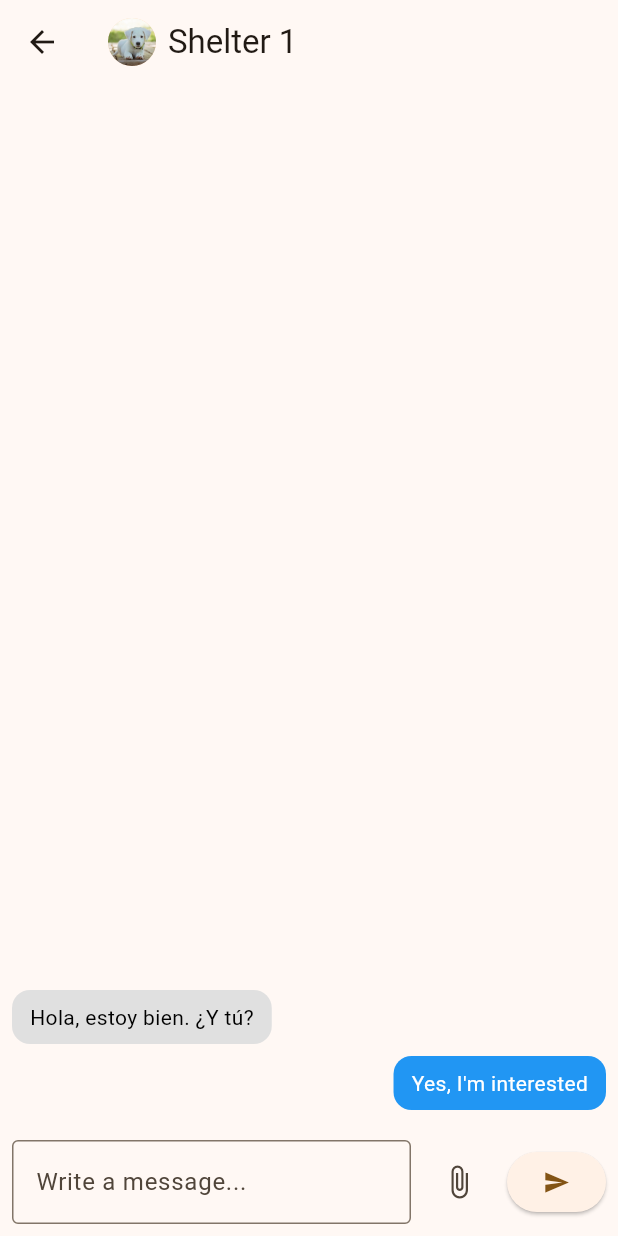
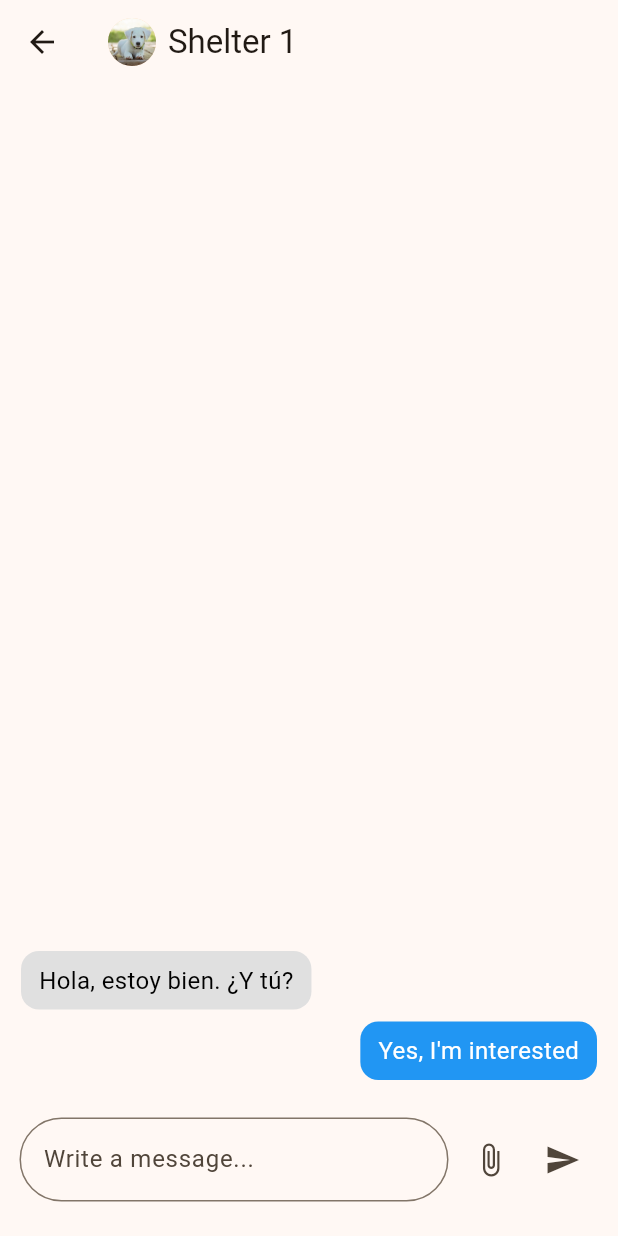
Before and after one commit to saandrsm/puppy_match, a Flutter app: the ChatListScreen screen opened by its route, after a tap on "Shelter 1", on a phone screen of 412 x 824 dp. Run offline on Flutter 3.47's test engine with Material 2 defaults, Android fonts, the phone set to English and light mode, and no system bars; our stand-ins replace cloud_firestore, email_validator, firebase_auth, firebase_core, firebase_storage, image_picker and 1 more; accounts and stored records are empty.

Commit message:
Implementación de pantallas de chat y logos de la aplicacion para android e ios

```diff
--- a/lib/screens/busqueda.dart
+++ b/lib/screens/busqueda.dart
@@ -86,7 +86,7 @@ class _SearchPageState extends State<SearchPage> {
   //controlador de texto de TextField
   final TextEditingController _searchController = TextEditingController();
 
-  bool isShelter = true; //variable que define el tipo de usuario
+  bool isShelter = false; //variable que define el tipo de usuario
 
   @override
   Widget build(BuildContext context) {
--- a/lib/screens/chatListScreen.dart
+++ b/lib/screens/chatListScreen.dart
@@ -21,8 +21,8 @@ class _ChatListScreenState extends State<ChatListScreen> {
         lastMessage: "Yes, I'm interested",
         lastMessageTime: '10:30 AM',
         messages: [
-          const Message(sender: 'Usuario 1', text: "Yes, I'm interested"),
-          const Message(sender: 'Usuario 2', text: 'Hola, estoy bien. ¿Y tú?'),
+          Message(sender: 'Usuario 1', text: "Yes, I'm interested"),
+          Message(sender: 'Usuario 2', text: 'Hola, estoy bien. ¿Y tú?'),
         ],
       ),
       const Chat(
@@ -31,8 +31,8 @@ class _ChatListScreenState extends State<ChatListScreen> {
         lastMessage: "Hello user, I'm a shelter",
         lastMessageTime: '11:45 AM',
         messages: [
-          const Message(sender: 'Usuario 2', text: "Hello user, I'm a shelter"),
-          const Message(sender: 'Usuario 1', text: "Hello I'm a user"),
+          Message(sender: 'Usuario 2', text: "Hello user, I'm a shelter"),
+          Message(sender: 'Usuario 1', text: "Hello I'm a user"),
         ],
       ),
       const Chat(
@@ -41,8 +41,8 @@ class _ChatListScreenState extends State<ChatListScreen> {
         lastMessage: "Can you come by at 7 o'clock?",
         lastMessageTime: 'Yesterday',
         messages: [
-          const Message(sender: 'Usuario 3', text: "Can you come by at 7 o'clock?"),
-          const Message(sender: 'Usuario 1', text: 'Estoy trabajando en un proyecto.'),
+          Message(sender: 'Usuario 3', text: "Can you come by at 7 o'clock?"),
+          Message(sender: 'Usuario 1', text: 'Estoy trabajando en un proyecto.'),
         ],
       ),
     ];
@@ -56,7 +56,7 @@ class _ChatListScreenState extends State<ChatListScreen> {
         actions: [
           IconButton(
             onPressed: () {},
-            icon: Icon(Icons.search),
+            icon: const Icon(Icons.search),
           ),
         ],
       ),
@@ -83,25 +83,6 @@ class _ChatListScreenState extends State<ChatListScreen> {
           },
         ),
       ),
-      bottomNavigationBar: BottomNavigationBar( //barra de navegación entre HomePage y ProfilePage
-        items: const [
-          BottomNavigationBarItem(
-            icon: Icon(Icons.home),
-            label: 'Home',
-          ),
-          BottomNavigationBarItem(
-            icon: Icon(Icons.person),
-            label: 'Profile',
-          ),
-        ],
-        currentIndex: selectedIndex,
-        selectedItemColor: Colors.brown, //el icono del item seleccionado se hace marrón
-        onTap: (value) { //cuando se pulsa se actualiza el estado
-          setState(() {
-            selectedIndex = value;
-          });
-        },
-      ),
     );
   }
 }
@@ -122,7 +103,7 @@ class ChatListItem extends StatelessWidget {
     return InkWell(
       onTap: onTap,
       child: Container(
-        padding: EdgeInsets.all(16),
+        padding: const EdgeInsets.all(16),
         decoration: BoxDecoration(
           color: theme.colorScheme.surface,
           border: Border(
@@ -145,7 +126,7 @@ class ChatListItem extends StatelessWidget {
                 ),
               ),
             ),
-            SizedBox(width: 16),
+            const SizedBox(width: 16),
             Expanded(
               child: Column(
                 crossAxisAlignment: CrossAxisAlignment.start,
@@ -154,19 +135,24 @@ class ChatListItem extends StatelessWidget {
                     chat.name,
                     style: theme.textTheme.titleLarge,
                   ),
-                  SizedBox(height: 8),
+                  const SizedBox(height: 8),
                   Text(
                     chat.lastMessage,
                     style: theme.textTheme.bodyMedium,
                     maxLines: 1,
                     overflow: TextOverflow.ellipsis,
                   ),
-                  SizedBox(height: 4),
-                  Text(
-                    chat.lastMessageTime,
-                    style: theme.textTheme.bodyMedium!.copyWith(
-                      color: theme.colorScheme.onSurface.withOpacity(0.6),
-                    ),
+                  const SizedBox(height: 4),
+                  Row(
+                    mainAxisAlignment: MainAxisAlignment.end,
+                    children: [
+                      Text(
+                        chat.lastMessageTime,
+                        style: theme.textTheme.bodyMedium!.copyWith(
+                          color: theme.colorScheme.onSurface.withOpacity(0.6),
+                        ),
+                      ),
+                    ],
                   ),
                 ],
               ),
--- a/lib/screens/chatScreen.dart
+++ b/lib/screens/chatScreen.dart
@@ -17,7 +17,7 @@ class ChatScreen extends StatelessWidget {
               radius: 16.0,
               backgroundImage: AssetImage(chat.avatar),
             ),
-            SizedBox(width: 8.0),
+            const SizedBox(width: 8.0),
             Text(chat.name),
           ],
         ),
@@ -30,7 +30,7 @@ class ChatScreen extends StatelessWidget {
           children: [
             Expanded(
               child: ListView.builder(
-                padding: EdgeInsets.all(8.0),
+                padding: const EdgeInsets.all(8.0),
                 itemCount: chat.messages.length,
                 reverse: true,
                 itemBuilder: (context, index) {
@@ -40,8 +40,8 @@ class ChatScreen extends StatelessWidget {
                   return Align(
                     alignment: isSentMessage ? Alignment.centerRight : Alignment.centerLeft,
                     child: Container(
-                      padding: EdgeInsets.symmetric(horizontal: 12.0, vertical: 8.0),
-                      margin: EdgeInsets.symmetric(vertical: 4.0),
+                      padding: const EdgeInsets.symmetric(horizontal: 12.0, vertical: 8.0),
+                      margin: const EdgeInsets.symmetric(horizontal: 6.0, vertical: 4.0),
                       decoration: BoxDecoration(
                         color: isSentMessage ? Colors.blue : Colors.grey.shade300,
                         borderRadius: BorderRadius.circular(12.0),
@@ -50,6 +50,7 @@ class ChatScreen extends StatelessWidget {
                         message.text,
                         style: theme.textTheme.bodyMedium?.copyWith(
                           color: isSentMessage ? Colors.white : Colors.black,
+                          fontSize: 16,
                         ),
                       ),
                     ),
@@ -58,30 +59,37 @@ class ChatScreen extends StatelessWidget {
               ),
             ),
             Padding(
-              padding: const EdgeInsets.all(8.0),
+              padding: const EdgeInsets.all(13.0),
               child: Row(
                 children: [
-                  Expanded(
-                    child: TextField(
+                   Expanded(
+                    child: TextFormField(
                       decoration: InputDecoration(
                         hintText: 'Write a message...',
-                        border: OutlineInputBorder(),
+                        border: OutlineInputBorder(
+                          borderRadius: BorderRadius.circular(40)
+                          ),
+                        ),
                       ),
                     ),
+                  const SizedBox(width: 4.0),
+                  IconButton(
+                    onPressed: () {
+
+                    },
+                    icon: const Icon(Icons.attach_file),
                   ),
-                  SizedBox(width: 8.0),
+                  //const SizedBox(width: 0.0),
                   IconButton(
-                    onPressed: () {},
-                    icon: Icon(Icons.attach_file),
-                  ),
-                  SizedBox(width: 8.0),
-                  ElevatedButton(
-                    onPressed: () {},
-                    child: Icon(Icons.send),
+                    onPressed: () {
+
+                    },
+                    icon: const Icon(Icons.send),
                   ),
                 ],
               ),
             ),
+            const SizedBox(height: 10),
           ],
         ),
       ),
--- a/lib/screens/profile.dart
+++ b/lib/screens/profile.dart
@@ -47,7 +47,7 @@ class _ProfilePageState extends State<ProfilePage> {
     });
   }
 
-  bool isShelter = true; //variable que define el tipo de usuario
+  bool isShelter = false; //variable que define el tipo de usuario
 
   final ImagePicker imagePicker = ImagePicker();
   List<XFile>? imageFileList = [];
@@ -162,9 +162,9 @@ class _ProfilePageState extends State<ProfilePage> {
                       Container(
                         //contenedor de texto (para poder poner padding)
                         padding: const EdgeInsets.only(bottom: 8),
-                        child: const Text(
-                          'Nombre completo',
-                          style: TextStyle(
+                        child: Text(
+                          isShelter ? 'Protectora' : 'Nombre',
+                          style: const TextStyle(
                             color: Colors.orangeAccent,
                             fontSize: 16,
                           ),
--- a/pubspec.yaml
+++ b/pubspec.yaml
@@ -27,11 +27,17 @@ dependencies:
   readmore: ^2.1.0
   provider: ^6.0.5
   shared_preferences: ^2.1.1
+  flutter_launcher_icons: ^0.13.1
 
 
 dev_dependencies:
   flutter_test:
     sdk: flutter
+
+flutter_icons:
+  android: "launcher_icon"
+  ios: true
+  image_path: "assets/puppy_match.png"
 
   flutter_lints: ^2.0.0
 
```
Also changed, not shown: pubspec.lock, 28 other files.
